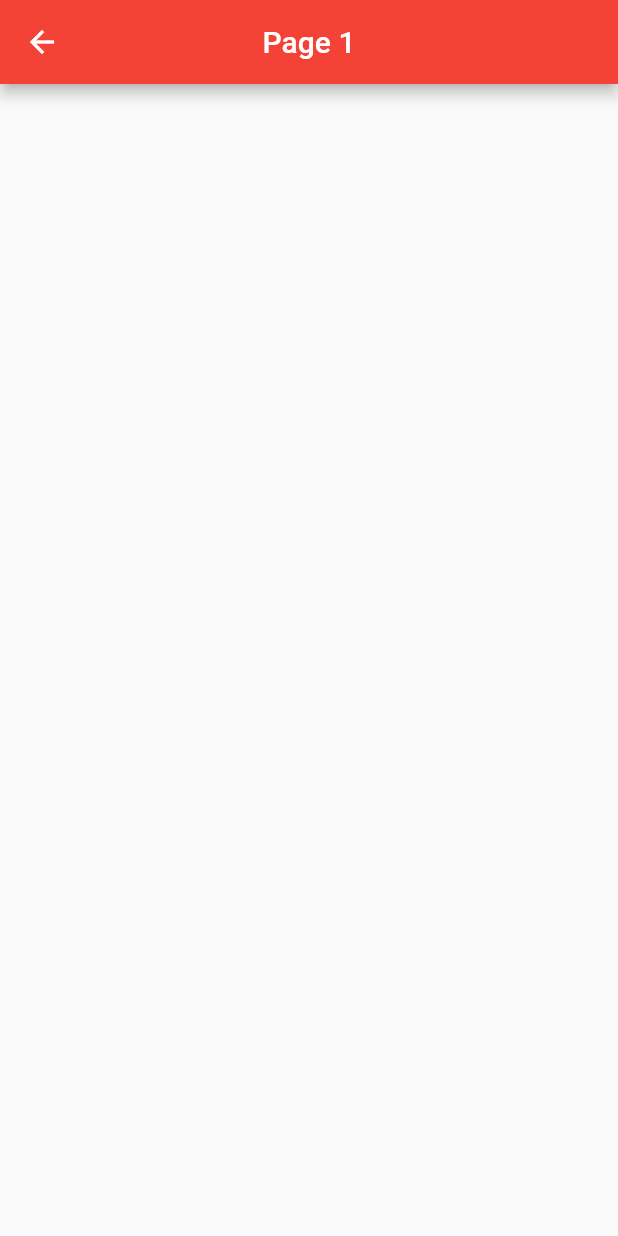
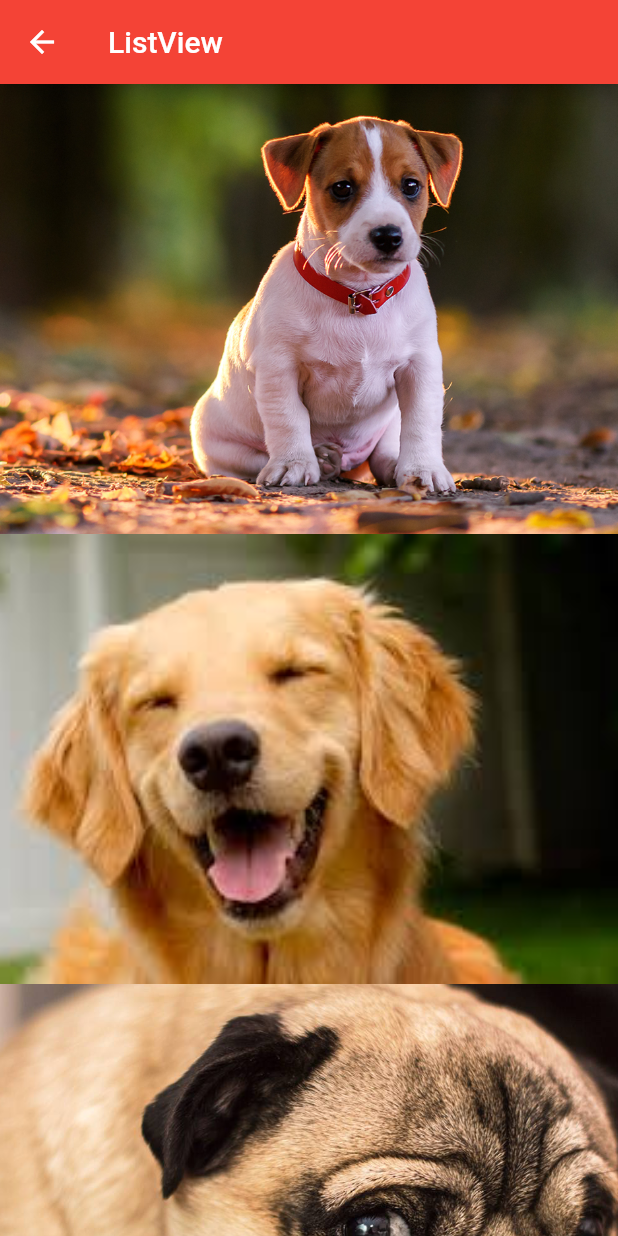
Before and after one commit to GabriellBP/flutter_app, a Flutter app: the screen it shows after launch, after a tap on "ListView", on a phone screen of 412 x 824 dp. Run offline on Flutter 3.47's test engine with Material 2 defaults, Android fonts, the phone set to English and light mode, and no system bars.

Commit message:
listview

```diff
--- /dev/null
+++ b/lib/pages/hello_listview.dart
@@ -0,0 +1,33 @@
+import 'package:flutter/material.dart';
+
+class HelloListView extends StatelessWidget {
+  @override
+  Widget build(BuildContext context) {
+    return Scaffold(
+      appBar: AppBar (
+          title: new Text("ListView")
+      ),
+      body: _body(),
+    );
+  }
+
+  _body() {
+    return ListView(
+      itemExtent: 300,
+      children: <Widget>[
+        _img("assets/images/dog1.png"),
+        _img("assets/images/dog2.png"),
+        _img("assets/images/dog3.png"),
+        _img("assets/images/dog4.png"),
+        _img("assets/images/dog5.png"),
+      ],
+    );
+  }
+
+  _img(String image) {
+    return Image.asset(
+      image,
+      fit: BoxFit.cover,
+    );
+  }
+}
--- a/lib/pages/home_page.dart
+++ b/lib/pages/home_page.dart
@@ -1,4 +1,5 @@
 import 'package:flutter/material.dart';
+import 'package:flutter_app/pages/hello_listview.dart';
 
 import 'package:flutter_app/pages/hello_page1.dart';
 import 'package:flutter_app/pages/hello_page2.dart';
@@ -60,7 +61,7 @@ class HomePage extends StatelessWidget {
               children: <Widget>[
                 BlueButtom(
                     "ListView",
-                    onPressed: () => _onClickNavigator(context, HelloPage1())
+                    onPressed: () => _onClickNavigator(context, HelloListView())
                 ),
                 BlueButtom(
                     "Page 2",
```
